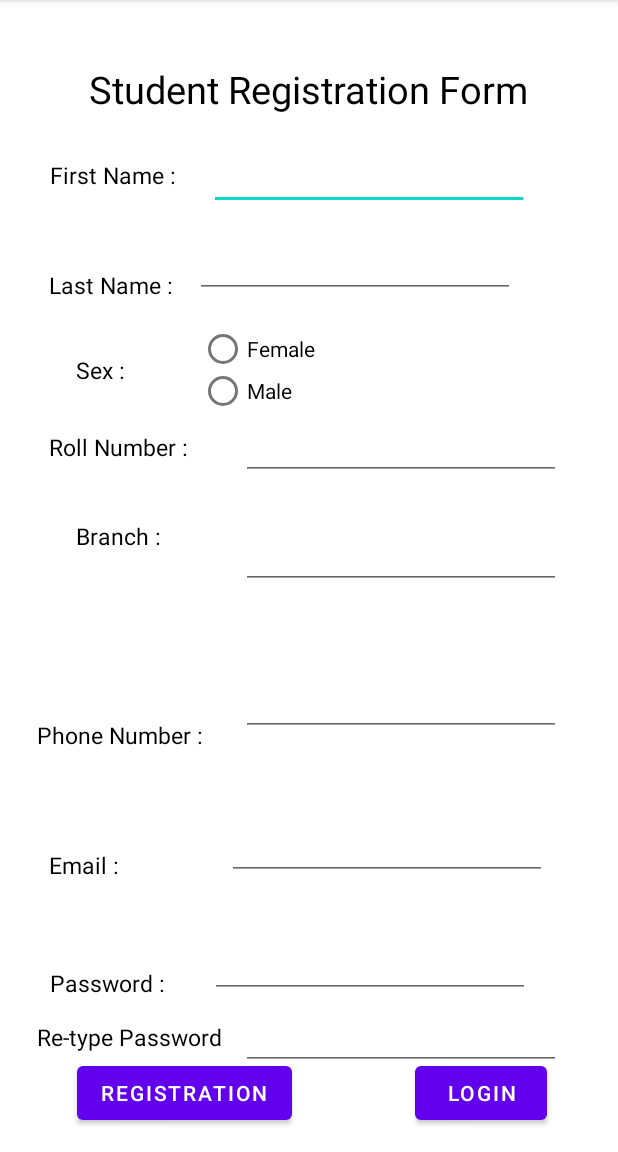
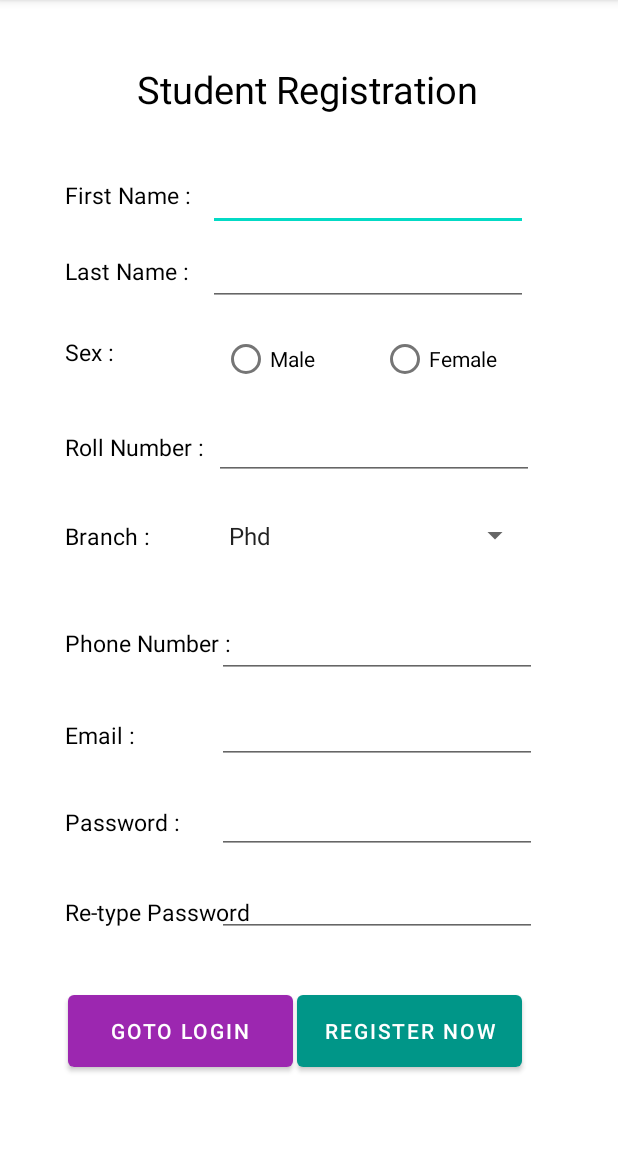
Before and after one commit to razarehan/ProjectEvaluationSlotBooking, an Android app: the RegistrationActivity screen opened directly, with no data from a screen before it, on a phone screen of 412 x 824 dp, the part 84-1236 px from its top. Run offline under Robolectric (Android 15) with nearby library versions, the phone set to English and light mode, and no system bars; 1 statement that could not run was skipped.

Commit message:
Design updated

```diff
--- a/app/src/main/java/com/team9/projectevaluationslotbooking/RegistrationActivity.java
+++ b/app/src/main/java/com/team9/projectevaluationslotbooking/RegistrationActivity.java
@@ -26,7 +26,7 @@ public class RegistrationActivity extends AppCompatActivity {
         fname = (EditText)findViewById(R.id.fname);
         lname = (EditText)findViewById(R.id.lname);
         phone = (EditText)findViewById(R.id.phone);
-        branch = (EditText)findViewById(R.id.branch);
+        branch = (EditText)findViewById(R.id.branch_spinner);
         roll = (EditText)findViewById(R.id.roll);
         email = (EditText)findViewById(R.id.email);
         pass = (EditText)findViewById(R.id.pass);
--- a/app/src/main/res/layout/activity_login.xml
+++ b/app/src/main/res/layout/activity_login.xml
@@ -21,10 +21,9 @@
         />
 
 
-
     <EditText
         android:id="@+id/editTextTextEmailAddress"
-        android:layout_width="338dp"
+        android:layout_width="305dp"
         android:layout_height="45dp"
         android:ems="10"
         android:hint="username"
@@ -38,7 +37,7 @@
 
     <EditText
         android:id="@+id/editTextTextPassword"
-        android:layout_width="334dp"
+        android:layout_width="303dp"
         android:layout_height="46dp"
         android:ems="10"
         android:hint="password"
--- a/app/src/main/res/layout/activity_main.xml
+++ b/app/src/main/res/layout/activity_main.xml
@@ -9,7 +9,7 @@
     <TextView
         android:layout_width="wrap_content"
         android:layout_height="wrap_content"
-        android:text="Hello World!"
+        android:text="Hello INDIA!"
         app:layout_constraintBottom_toBottomOf="parent"
         app:layout_constraintLeft_toLeftOf="parent"
         app:layout_constraintRight_toRightOf="parent"
--- a/app/src/main/res/layout/activity_registration.xml
+++ b/app/src/main/res/layout/activity_registration.xml
@@ -14,17 +14,17 @@
         android:textColor="@color/black"
         android:textSize="15dp"
         app:layout_constraintBottom_toBottomOf="parent"
-        app:layout_constraintEnd_toEndOf="parent"
-        app:layout_constraintHorizontal_bias="0.082"
-        app:layout_constraintStart_toStartOf="parent"
+        app:layout_constraintEnd_toEndOf="@+id/textView19"
+        app:layout_constraintHorizontal_bias="0.0"
+        app:layout_constraintStart_toStartOf="@+id/textView19"
         app:layout_constraintTop_toTopOf="parent"
-        app:layout_constraintVertical_bias="0.642" />
+        app:layout_constraintVertical_bias="0.56" />
 
     <TextView
         android:id="@+id/textView"
         android:layout_width="wrap_content"
         android:layout_height="wrap_content"
-        android:text="Student Registration Form"
+        android:text="Student Registration"
         android:textColor="@color/black"
         android:textSize="25dp"
         app:layout_constraintBottom_toBottomOf="parent"
@@ -42,11 +42,11 @@
         android:textColor="@color/black"
         android:textSize="15dp"
         app:layout_constraintBottom_toBottomOf="parent"
-        app:layout_constraintEnd_toEndOf="parent"
-        app:layout_constraintHorizontal_bias="0.102"
-        app:layout_constraintStart_toStartOf="parent"
+        app:layout_constraintEnd_toEndOf="@+id/textView11"
+        app:layout_constraintHorizontal_bias="0.0"
+        app:layout_constraintStart_toStartOf="@+id/textView11"
         app:layout_constraintTop_toTopOf="parent"
-        app:layout_constraintVertical_bias="0.142" />
+        app:layout_constraintVertical_bias="0.16" />
 
     <TextView
         android:id="@+id/textView11"
@@ -56,11 +56,11 @@
         android:textColor="@color/black"
         android:textSize="15dp"
         app:layout_constraintBottom_toBottomOf="parent"
-        app:layout_constraintEnd_toEndOf="parent"
-        app:layout_constraintHorizontal_bias="0.099"
-        app:layout_constraintStart_toStartOf="parent"
+        app:layout_constraintEnd_toEndOf="@+id/textView13"
+        app:layout_constraintHorizontal_bias="0.0"
+        app:layout_constraintStart_toStartOf="@+id/textView13"
         app:layout_constraintTop_toTopOf="parent"
-        app:layout_constraintVertical_bias="0.24" />
+        app:layout_constraintVertical_bias="0.228" />
 
     <TextView
         android:id="@+id/textView12"
@@ -70,9 +70,9 @@
         android:textColor="@color/black"
         android:textSize="15dp"
         app:layout_constraintBottom_toBottomOf="parent"
-        app:layout_constraintEnd_toEndOf="parent"
-        app:layout_constraintHorizontal_bias="0.102"
-        app:layout_constraintStart_toStartOf="parent"
+        app:layout_constraintEnd_toEndOf="@+id/textView16"
+        app:layout_constraintHorizontal_bias="0.0"
+        app:layout_constraintStart_toStartOf="@+id/textView16"
         app:layout_constraintTop_toTopOf="parent"
         app:layout_constraintVertical_bias="0.385" />
 
@@ -84,11 +84,11 @@
         android:textColor="@color/black"
         android:textSize="15dp"
         app:layout_constraintBottom_toBottomOf="parent"
-        app:layout_constraintEnd_toEndOf="parent"
-        app:layout_constraintHorizontal_bias="0.134"
-        app:layout_constraintStart_toStartOf="parent"
+        app:layout_constraintEnd_toEndOf="@+id/textView12"
+        app:layout_constraintHorizontal_bias="0.0"
+        app:layout_constraintStart_toStartOf="@+id/textView12"
         app:layout_constraintTop_toTopOf="parent"
-        app:layout_constraintVertical_bias="0.316" />
+        app:layout_constraintVertical_bias="0.3" />
 
     <TextView
         android:id="@+id/textView16"
@@ -98,9 +98,9 @@
         android:textColor="@color/black"
         android:textSize="15dp"
         app:layout_constraintBottom_toBottomOf="parent"
-        app:layout_constraintEnd_toEndOf="parent"
-        app:layout_constraintHorizontal_bias="0.142"
-        app:layout_constraintStart_toStartOf="parent"
+        app:layout_constraintEnd_toEndOf="@+id/textView15"
+        app:layout_constraintHorizontal_bias="0.0"
+        app:layout_constraintStart_toStartOf="@+id/textView15"
         app:layout_constraintTop_toTopOf="parent"
         app:layout_constraintVertical_bias="0.464" />
 
@@ -113,10 +113,10 @@
         android:textSize="15dp"
         app:layout_constraintBottom_toBottomOf="parent"
         app:layout_constraintEnd_toEndOf="parent"
-        app:layout_constraintHorizontal_bias="0.085"
+        app:layout_constraintHorizontal_bias="0.15"
         app:layout_constraintStart_toStartOf="parent"
         app:layout_constraintTop_toTopOf="parent"
-        app:layout_constraintVertical_bias="0.912" />
+        app:layout_constraintVertical_bias="0.8" />
 
     <TextView
         android:id="@+id/textView18"
@@ -126,11 +126,11 @@
         android:textColor="@color/black"
         android:textSize="15dp"
         app:layout_constraintBottom_toBottomOf="parent"
-        app:layout_constraintEnd_toEndOf="parent"
-        app:layout_constraintHorizontal_bias="0.1"
-        app:layout_constraintStart_toStartOf="parent"
+        app:layout_constraintEnd_toEndOf="@+id/textView17"
+        app:layout_constraintHorizontal_bias="0.0"
+        app:layout_constraintStart_toStartOf="@+id/textView17"
         app:layout_constraintTop_toTopOf="parent"
-        app:layout_constraintVertical_bias="0.863" />
+        app:layout_constraintVertical_bias="0.72" />
 
     <TextView
         android:id="@+id/textView19"
@@ -140,11 +140,11 @@
         android:textColor="@color/black"
         android:textSize="15dp"
         app:layout_constraintBottom_toBottomOf="parent"
-        app:layout_constraintEnd_toEndOf="parent"
-        app:layout_constraintHorizontal_bias="0.089"
-        app:layout_constraintStart_toStartOf="parent"
+        app:layout_constraintEnd_toEndOf="@+id/textView18"
+        app:layout_constraintHorizontal_bias="0.0"
+        app:layout_constraintStart_toStartOf="@+id/textView18"
         app:layout_constraintTop_toTopOf="parent"
-        app:layout_constraintVertical_bias="0.758" />
+        app:layout_constraintVertical_bias="0.642" />
 
     <EditText
         android:id="@+id/fname"
@@ -153,11 +153,11 @@
         android:ems="10"
         android:inputType="textPersonName"
         app:layout_constraintBottom_toBottomOf="parent"
-        app:layout_constraintEnd_toEndOf="parent"
-        app:layout_constraintHorizontal_bias="0.701"
-        app:layout_constraintStart_toStartOf="parent"
+        app:layout_constraintEnd_toEndOf="@+id/lname"
+        app:layout_constraintHorizontal_bias="0.0"
+        app:layout_constraintStart_toStartOf="@+id/lname"
         app:layout_constraintTop_toTopOf="parent"
-        app:layout_constraintVertical_bias="0.131" />
+        app:layout_constraintVertical_bias="0.14999998" />
 
     <EditText
         android:id="@+id/lname"
@@ -166,11 +166,11 @@
         android:ems="10"
         android:inputType="textPersonName"
         app:layout_constraintBottom_toBottomOf="parent"
-        app:layout_constraintEnd_toEndOf="parent"
-        app:layout_constraintHorizontal_bias="0.656"
-        app:layout_constraintStart_toStartOf="parent"
+        app:layout_constraintEnd_toEndOf="@+id/rgsex"
+        app:layout_constraintHorizontal_bias="1.0"
+        app:layout_constraintStart_toStartOf="@+id/rgsex"
         app:layout_constraintTop_toTopOf="parent"
-        app:layout_constraintVertical_bias="0.212" />
+        app:layout_constraintVertical_bias="0.22000003" />
 
     <EditText
         android:id="@+id/pass"
@@ -179,11 +179,11 @@
         android:ems="10"
         android:inputType="textPassword"
         app:layout_constraintBottom_toBottomOf="parent"
-        app:layout_constraintEnd_toEndOf="parent"
-        app:layout_constraintHorizontal_bias="0.706"
-        app:layout_constraintStart_toStartOf="parent"
+        app:layout_constraintEnd_toEndOf="@+id/cnfPass"
+        app:layout_constraintHorizontal_bias="0.0"
+        app:layout_constraintStart_toStartOf="@+id/cnfPass"
         app:layout_constraintTop_toTopOf="parent"
-        app:layout_constraintVertical_bias="0.858" />
+        app:layout_constraintVertical_bias="0.725" />
 
     <EditText
         android:id="@+id/cnfPass"
@@ -193,10 +193,10 @@
         android:inputType="textPassword"
         app:layout_constraintBottom_toBottomOf="parent"
         app:layout_constraintEnd_toEndOf="parent"
-        app:layout_constraintHorizontal_bias="0.81"
+        app:layout_constraintHorizontal_bias="0.727"
         app:layout_constraintStart_toStartOf="parent"
         app:layout_constraintTop_toTopOf="parent"
-        app:layout_constraintVertical_bias="0.924" />
+        app:layout_constraintVertical_bias="0.802" />
 
     <EditText
         android:id="@+id/email"
@@ -205,11 +205,11 @@
         android:ems="10"
         android:inputType="textEmailAddress"
         app:layout_constraintBottom_toBottomOf="parent"
-        app:layout_constraintEnd_toEndOf="parent"
-        app:layout_constraintHorizontal_bias="0.761"
-        app:layout_constraintStart_toStartOf="parent"
+        app:layout_constraintEnd_toEndOf="@+id/pass"
+        app:layout_constraintHorizontal_bias="1.0"
+        app:layout_constraintStart_toStartOf="@+id/pass"
         app:layout_constraintTop_toTopOf="parent"
-        app:layout_constraintVertical_bias="0.749" />
+        app:layout_constraintVertical_bias="0.642" />
 
     <EditText
         android:id="@+id/phone"
@@ -218,24 +218,11 @@
         android:ems="10"
         android:inputType="textPersonName"
         app:layout_constraintBottom_toBottomOf="parent"
-        app:layout_constraintEnd_toEndOf="parent"
-        app:layout_constraintHorizontal_bias="0.81"
-        app:layout_constraintStart_toStartOf="parent"
+        app:layout_constraintEnd_toEndOf="@+id/email"
+        app:layout_constraintHorizontal_bias="0.0"
+        app:layout_constraintStart_toStartOf="@+id/email"
         app:layout_constraintTop_toTopOf="parent"
-        app:layout_constraintVertical_bias="0.616" />
-
-    <EditText
-        android:id="@+id/branch"
-        android:layout_width="wrap_content"
-        android:layout_height="wrap_content"
-        android:ems="10"
-        android:inputType="textPersonName"
-        app:layout_constraintBottom_toBottomOf="parent"
-        app:layout_constraintEnd_toEndOf="parent"
-        app:layout_constraintHorizontal_bias="0.81"
-        app:layout_constraintStart_toStartOf="parent"
-        app:layout_constraintTop_toTopOf="parent"
-        app:layout_constraintVertical_bias="0.481" />
+        app:layout_constraintVertical_bias="0.563" />
 
     <EditText
         android:id="@+id/roll"
@@ -244,59 +231,75 @@
         android:ems="10"
         android:inputType="textPersonName"
         app:layout_constraintBottom_toBottomOf="parent"
-        app:layout_constraintEnd_toEndOf="parent"
-        app:layout_constraintHorizontal_bias="0.81"
-        app:layout_constraintStart_toStartOf="parent"
+        app:layout_constraintEnd_toEndOf="@+id/branch_spinner"
+        app:layout_constraintStart_toStartOf="@+id/branch_spinner"
         app:layout_constraintTop_toTopOf="parent"
         app:layout_constraintVertical_bias="0.38" />
 
     <Button
         android:id="@+id/reg"
-        android:layout_width="wrap_content"
-        android:layout_height="wrap_content"
-        android:text="Registration"
+        android:layout_width="150dp"
+        android:layout_height="60dp"
+        android:text="Register Now"
+        app:backgroundTint="#009688"
         app:layout_constraintBottom_toBottomOf="parent"
         app:layout_constraintEnd_toEndOf="parent"
-        app:layout_constraintHorizontal_bias="0.191"
+        app:layout_constraintHorizontal_bias="0.756"
         app:layout_constraintStart_toStartOf="parent"
         app:layout_constraintTop_toTopOf="parent"
-        app:layout_constraintVertical_bias="0.979" />
+        app:layout_constraintVertical_bias="0.928" />
 
     <Button
         android:id="@+id/login"
-        android:layout_width="wrap_content"
-        android:layout_height="wrap_content"
-        android:text="Login"
+        android:layout_width="150dp"
+        android:layout_height="60dp"
+        android:text="GoTo Login"
+        app:backgroundTint="#9C27B0"
         app:layout_constraintBottom_toBottomOf="parent"
         app:layout_constraintEnd_toEndOf="parent"
-        app:layout_constraintHorizontal_bias="0.854"
+        app:layout_constraintHorizontal_bias="0.173"
         app:layout_constraintStart_toStartOf="parent"
         app:layout_constraintTop_toTopOf="parent"
-        app:layout_constraintVertical_bias="0.979" />
+        app:layout_constraintVertical_bias="0.928" />
 
     <RadioGroup
         android:id="@+id/rgsex"
-        android:layout_width="184dp"
-        android:layout_height="55dp"
+        android:layout_width="204dp"
+        android:layout_height="29dp"
+        android:orientation="horizontal"
         app:layout_constraintBottom_toBottomOf="parent"
-        app:layout_constraintEnd_toEndOf="parent"
+        app:layout_constraintEnd_toEndOf="@+id/roll"
         app:layout_constraintHorizontal_bias="0.581"
-        app:layout_constraintStart_toStartOf="parent"
+        app:layout_constraintStart_toStartOf="@+id/roll"
         app:layout_constraintTop_toTopOf="parent"
         app:layout_constraintVertical_bias="0.304">
 
         <RadioButton
-            android:id="@+id/female"
-            android:layout_width="143dp"
-            android:layout_height="32dp"
-            android:text="Female" />
+            android:id="@+id/male"
+            android:layout_width="106dp"
+            android:layout_height="28dp"
+            android:baselineAligned="false"
+            android:text="Male" />
 
         <RadioButton
-            android:id="@+id/male"
-            android:layout_width="141dp"
-            android:layout_height="24dp"
-            android:text="Male" />
+            android:id="@+id/female"
+            android:layout_width="95dp"
+            android:layout_height="match_parent"
+            android:baselineAligned="false"
+            android:text="Female" />
     </RadioGroup>
+
+    <Spinner
+        android:id="@+id/branch_spinner"
+        android:layout_width="209dp"
+        android:layout_height="55dp"
+        android:entries="@array/branch"
+        app:layout_constraintBottom_toBottomOf="parent"
+        app:layout_constraintEnd_toEndOf="@+id/phone"
+        app:layout_constraintHorizontal_bias="0.0"
+        app:layout_constraintStart_toStartOf="@+id/phone"
+        app:layout_constraintTop_toTopOf="parent"
+        app:layout_constraintVertical_bias="0.462" />
 
 
 </androidx.constraintlayout.widget.ConstraintLayout>
--- a/app/src/main/res/values/strings.xml
+++ b/app/src/main/res/values/strings.xml
@@ -1,3 +1,13 @@
 <resources>
     <string name="app_name">ProjectEvaluationSlotBooking</string>
+
+    <string-array name="branch">
+        <item>Phd</item>
+        <item>M Tech</item>
+        <item>MCA</item>
+        <item>MSc</item>
+        <item>MBA</item>
+        <item>B Tech</item>
+        <item>B Arch</item>
+    </string-array>
 </resources>
```
